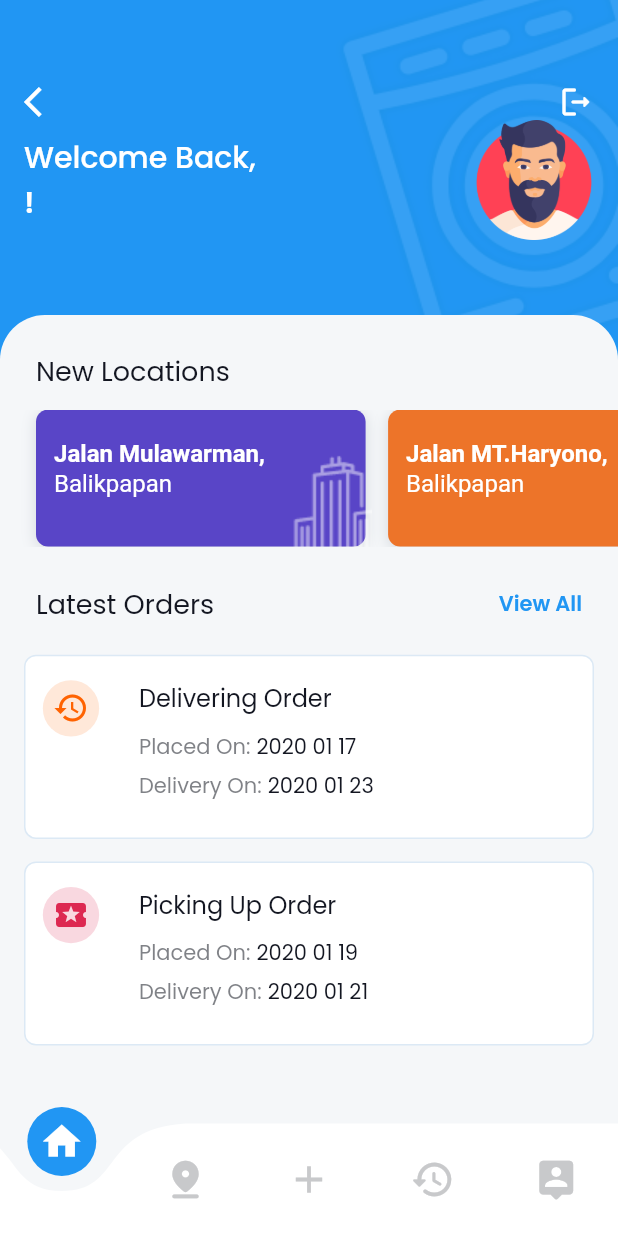
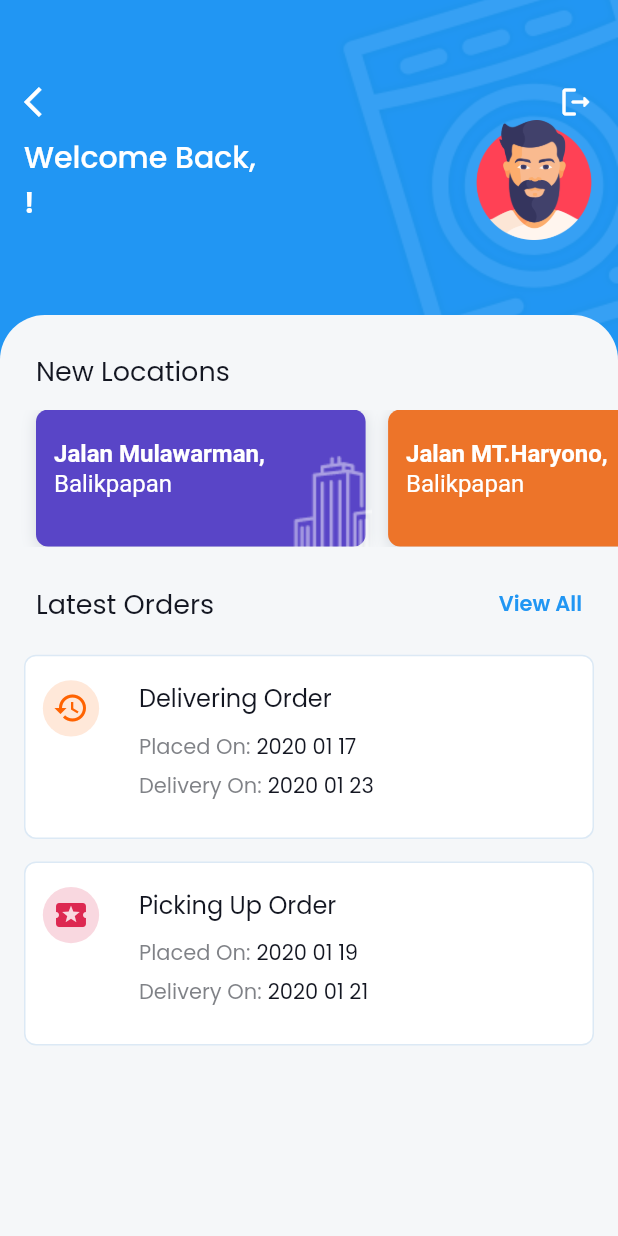
Before and after one commit to carolineadicahya/cleancare_laundry, a Flutter app: the Dashboard screen opened by its route, on a phone screen of 412 x 824 dp. Run offline on Flutter 3.47's test engine with Material 2 defaults, Android fonts, the phone set to English and light mode, and no system bars; drawn by our look-alikes of curved_navigation_bar; our stand-ins replace cloud_firestore, firebase_auth, firebase_core, flutter_screenutil, flutter_spinkit, google_fonts and 3 more; missing offline and left inert: flutter_polyline_points; accounts and stored records are empty; network calls fail.

```diff
--- a/lib/main.dart
+++ b/lib/main.dart
@@ -3,12 +3,12 @@ import 'package:firebase_core/firebase_core.dart';
 import 'package:CleanCare/firebase_options.dart';
 import 'package:flutter_screenutil/flutter_screenutil.dart';
 import 'package:google_fonts/google_fonts.dart';
-import 'package:CleanCare/pages/add.dart';
 import 'package:CleanCare/pages/create_acc.dart';
 import 'package:CleanCare/pages/dashboard.dart';
 import 'package:CleanCare/pages/home.dart';
 import 'package:CleanCare/pages/login.dart';
 import 'package:CleanCare/pages/single_order.dart';
+import 'package:CleanCare/pages/layout.dart';
 import 'package:CleanCare/utils/constants.dart';
 
 Future<void> main() async {
@@ -58,13 +58,13 @@ Route<dynamic> _onGenerateRoute(RouteSettings settings) {
       return MaterialPageRoute(builder: (BuildContext context) {
         return const CreateAccount();
       });
+    case "/layout":
+      return MaterialPageRoute(builder: (BuildContext context) {
+        return const LayoutPages();
+      });
     case "/dashboard":
       return MaterialPageRoute(builder: (BuildContext context) {
         return const Dashboard();
-      });
-    case "/addlaundry":
-      return MaterialPageRoute(builder: (BuildContext context) {
-        return AddLaundry();
       });
     case "/single-order":
       return MaterialPageRoute(builder: (BuildContext context) {
--- a/lib/pages/add.dart
+++ b/lib/pages/add.dart
@@ -1,5 +1,6 @@
 // import 'package:curved_navigation_bar/curved_navigation_bar.dart';
 import 'package:flutter/material.dart';
+import 'package:cloud_firestore/cloud_firestore.dart';
 // import 'package:CleanCare/pages/setting.dart'; // Import halaman pengaturan (ProfilePage)
 import '../utils/constants.dart';
 
@@ -12,6 +13,9 @@ class AddLaundry extends StatefulWidget {
 
 // Define the selected outlet
 class _AddLaundryState extends State<AddLaundry> {
+  final FirebaseFirestore _firestore = FirebaseFirestore.instance;
+  // int _packages = 0;
+
   final Map<String, dynamic> selectedOutlet = {
     'name': 'Laundry CleanCare',
     'description':
--- a/lib/pages/create_acc.dart
+++ b/lib/pages/create_acc.dart
@@ -1,11 +1,10 @@
+import 'package:CleanCare/pages/layout.dart';
 import 'package:flutter/material.dart';
 import 'package:cloud_firestore/cloud_firestore.dart';
 import 'package:firebase_auth/firebase_auth.dart';
-import 'package:CleanCare/pages/dashboard.dart';
 import 'package:CleanCare/pages/home.dart';
 import 'package:loader_overlay/loader_overlay.dart';
 import 'package:flutter_spinkit/flutter_spinkit.dart';
-// import 'package:CleanCare/pages/dashboard.dart';
 import 'package:CleanCare/utils/constants.dart';
 import 'package:CleanCare/widgets/app_button.dart';
 import 'package:CleanCare/widgets/input_widget.dart';
@@ -63,7 +62,7 @@ class _CreateAccountState extends State<CreateAccount> {
       if (user != null && user.emailVerified) {
         Navigator.pushReplacement(
           context,
-          MaterialPageRoute(builder: (context) => const Dashboard()),
+          MaterialPageRoute(builder: (context) => const LayoutPages()),
         );
       } else {
         Navigator.pushReplacement(
--- a/lib/pages/dashboard.dart
+++ b/lib/pages/dashboard.dart
@@ -1,12 +1,8 @@
-import 'package:CleanCare/pages/map.dart';
 import 'package:CleanCare/pages/login.dart';
 import 'package:cloud_firestore/cloud_firestore.dart';
-import 'package:curved_navigation_bar/curved_navigation_bar.dart';
 import 'package:firebase_auth/firebase_auth.dart';
 import 'package:flutter/material.dart';
 import 'package:flutter_screenutil/flutter_screenutil.dart';
-import 'package:CleanCare/pages/add.dart';
-import 'package:CleanCare/pages/setting.dart'; // Import halaman pengaturan (ProfilePage)
 import '../utils/constants.dart';
 import '../widgets/latest_orders.dart';
 import '../widgets/location_slider.dart';
@@ -19,9 +15,6 @@ class Dashboard extends StatefulWidget {
 }
 
 class _DashboardState extends State<Dashboard> {
-  // Track active index
-  int activeIndex = 0;
-
   String fullName = "Pelanggan"; // Inisialisasi nama default
 
   @override
@@ -47,75 +40,10 @@ class _DashboardState extends State<Dashboard> {
     }
   }
 
+  int activeIndex = 0;
   @override
   Widget build(BuildContext context) {
     return Scaffold(
-      bottomNavigationBar: CurvedNavigationBar(
-        backgroundColor: Constants.scaffoldBackgroundColor,
-        buttonBackgroundColor: Constants.primaryColor,
-        items: [
-          Icon(
-            Icons.home,
-            size: 30.0,
-            color: activeIndex == 0 ? Colors.white : const Color(0xFFC8C9CB),
-          ),
-          GestureDetector(
-            onTap: () {
-              Navigator.push(
-                context,
-                MaterialPageRoute(
-                  builder: (context) => const MapPage(),
-                ),
-              );
-            },
-            child: Icon(
-              Icons.pin_drop_rounded,
-              size: 30.0,
-              color: activeIndex == 1 ? Colors.white : const Color(0xFFC8C9CB),
-            ),
-          ),
-          GestureDetector(
-            onTap: () {
-              Navigator.push(
-                context,
-                MaterialPageRoute(
-                  builder: (context) => AddLaundry(),
-                ),
-              );
-            },
-            child: Icon(
-              Icons.add,
-              size: 30.0,
-              color: activeIndex == 2 ? Colors.white : const Color(0xFFC8C9CB),
-            ),
-          ),
-          Icon(
-            Icons.history_rounded,
-            size: 30.0,
-            color: activeIndex == 3 ? Colors.white : const Color(0xFFC8C9CB),
-          ),
-          GestureDetector(
-            onTap: () {
-              Navigator.push(
-                context,
-                MaterialPageRoute(
-                  builder: (context) => const ProfilePage(),
-                ),
-              );
-            },
-            child: Icon(
-              Icons.person_pin_rounded,
-              size: 30.0,
-              color: activeIndex == 4 ? Colors.white : const Color(0xFFC8C9CB),
-            ),
-          ),
-        ],
-        onTap: (index) {
-          setState(() {
-            activeIndex = index;
-          });
-        },
-      ),
       backgroundColor: Constants.primaryColor,
       body: Stack(
         clipBehavior: Clip.none,
--- a/lib/pages/login.dart
+++ b/lib/pages/login.dart
@@ -1,6 +1,6 @@
+import 'package:CleanCare/pages/layout.dart';
 import 'package:flutter/material.dart';
 import 'package:firebase_auth/firebase_auth.dart';
-import 'package:CleanCare/pages/dashboard.dart';
 import 'package:loader_overlay/loader_overlay.dart';
 import 'package:flutter_spinkit/flutter_spinkit.dart';
 import '../controller/auth.dart';
@@ -50,9 +50,9 @@ class _LoginState extends State<Login> {
 
       User? user = userCredential.user;
       if (user != null && user.emailVerified) {
-        Navigator.pushReplacement(
+        Navigator.push(
           context,
-          MaterialPageRoute(builder: (context) => const Dashboard()),
+          MaterialPageRoute(builder: (context) => const LayoutPages()),
         );
       } else {
         showErrorDialog(
```
Also changed, not shown: lib/pages/history.dart (added, +19 -0 lines), lib/pages/layout.dart (added, +68 -0 lines), pubspec.lock.
